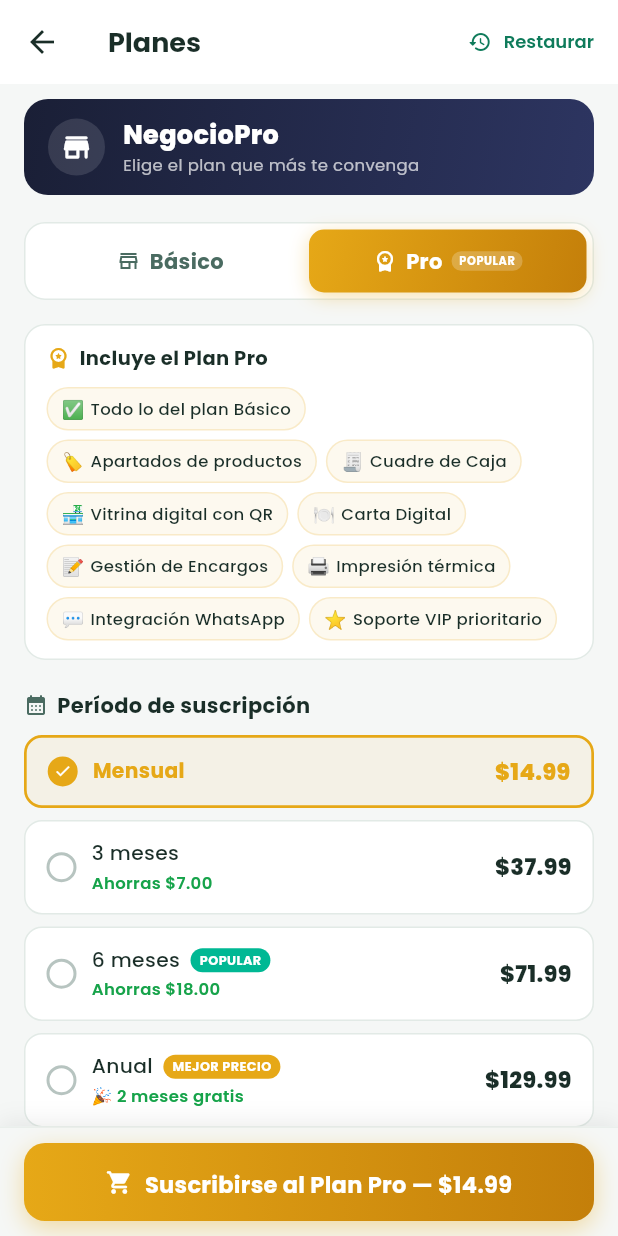
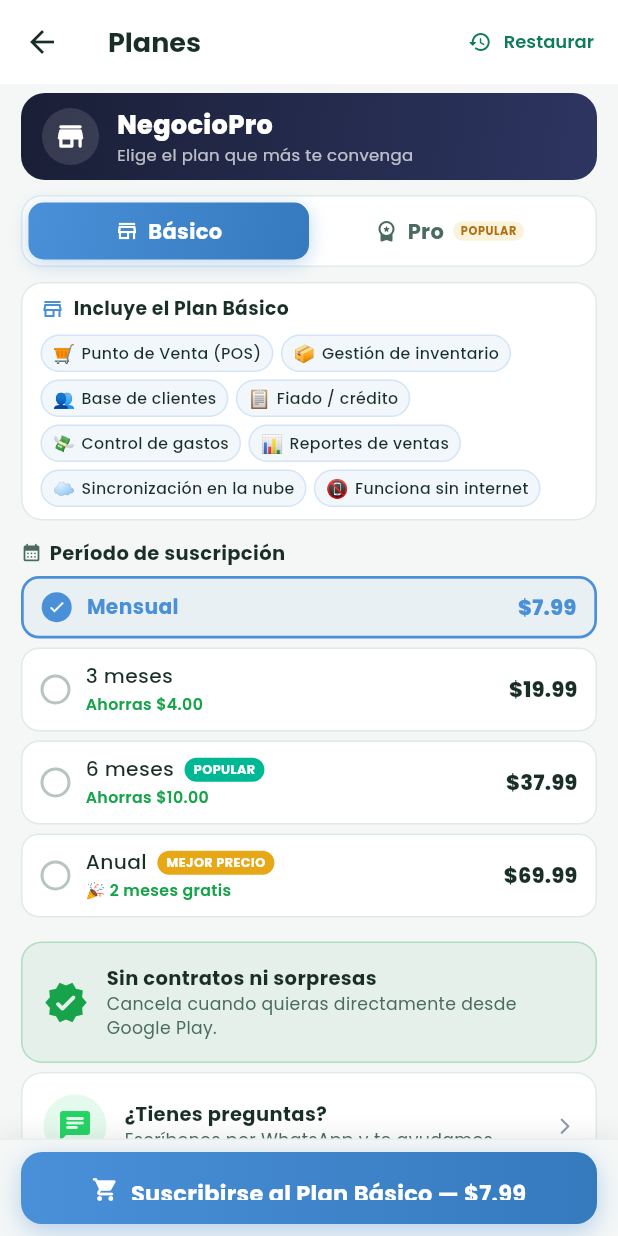
Before and after one commit to finanprojf/negociopro, a Flutter app: the SuscripcionScreen screen opened directly, on a phone screen of 412 x 824 dp. Run offline on Flutter 3.47's test engine with Material 3 defaults, Android fonts, the phone set to English and light mode, and no system bars; our stand-ins replace cached_network_image, connectivity_plus, fl_chart, flutter_local_notifications, google_fonts, image_cropper and 12 more; missing offline and left inert: in_app_update, mobile_scanner, print_bluetooth_thermal; accounts and stored records are empty.

Commit message:
fix: plan basico por defecto y pantalla mas compacta sin scroll
- Cambia _planIdx default de 1 (Pro) a 0 (Básico)
- Reduce padding general del scroll a EdgeInsets.fromLTRB(14,6,14,6)
- Reduce SizedBox entre secciones (18→10, 20→12, 16→10, 18→10)
- Chips de features más pequeños (padding 9x5 → 7x3, font 11→10.5)
- Filas de período más compactas (padding 14x12 → 12x9, margin 8→6)
- Header más compacto (vertical 12→9)
- Botón sticky más delgado (height 52→48, padding 10→8)

Co-Authored-By: Claude Sonnet 4.6 <noreply@anthropic.com>
Claude-Session: https://claude.ai/code/session_013RZ65A6Jgcrb4GA6Njbm71

```diff
--- a/lib/screens/suscripcion/suscripcion_screen.dart
+++ b/lib/screens/suscripcion/suscripcion_screen.dart
@@ -62,7 +62,7 @@ class SuscripcionScreen extends StatefulWidget {
 
 class _SuscripcionScreenState extends State<SuscripcionScreen> {
   int  _periodoIdx = 0;
-  int  _planIdx    = 1; // 0=Básico, 1=Pro
+  int  _planIdx    = 0; // 0=Básico, 1=Pro
   bool _cargando   = false;
   final _billing   = BillingService.instance;
 
@@ -263,41 +263,41 @@ class _SuscripcionScreenState extends State<SuscripcionScreen> {
     return Stack(children: [
       Column(children: [
         Expanded(child: SingleChildScrollView(
-          padding: const EdgeInsets.fromLTRB(16, 10, 16, 16),
+          padding: const EdgeInsets.fromLTRB(14, 6, 14, 6),
           child: Column(crossAxisAlignment: CrossAxisAlignment.start, children: [
             // Trial banner
             if (PlanService.enTrial) ...[
               _TrialBanner(dias: PlanService.diasTrial ?? 30),
-              const SizedBox(height: 10),
+              const SizedBox(height: 6),
             ],
 
             // Header branding
             _Header(),
-            const SizedBox(height: 18),
+            const SizedBox(height: 10),
 
             // ── Plan selector (Básico / Pro) ─────────────────────
             _PlanSelectorRow(
               planIdx: _planIdx,
               onSelect: (i) => setState(() => _planIdx = i),
             ),
-            const SizedBox(height: 16),
+            const SizedBox(height: 10),
 
             // ── Features del plan seleccionado ───────────────────
             _FeatureListCompacta(esPro: esPro),
-            const SizedBox(height: 20),
+            const SizedBox(height: 12),
 
             // ── Período de suscripción ───────────────────────────
             Row(children: [
               const Icon(Icons.calendar_month_rounded,
-                  size: 16, color: AppColors.textSecondary),
-              const SizedBox(width: 6),
+                  size: 14, color: AppColors.textSecondary),
+              const SizedBox(width: 5),
               Text('Período de suscripción',
                   style: GoogleFonts.poppins(
-                    fontWeight: FontWeight.w700, fontSize: 14,
+                    fontWeight: FontWeight.w700, fontSize: 13,
                     color: AppColors.textPrimary,
                   )),
             ]),
-            const SizedBox(height: 10),
+            const SizedBox(height: 6),
 
             // ── Lista radio con todos los períodos ───────────────
             _PeriodoRadioList(
@@ -308,20 +308,20 @@ class _SuscripcionScreenState extends State<SuscripcionScreen> {
               onSelect: (i) => setState(() => _periodoIdx = i),
             ),
 
-            const SizedBox(height: 18),
+            const SizedBox(height: 10),
             _GarantiaCard(),
             const SizedBox(height: 6),
             _SoporteCard(onTap: () => launchUrl(
               Uri.parse('https://wa.me/18093190140'),
               mode: LaunchMode.externalApplication,
             )),
-            const SizedBox(height: 4),
+            const SizedBox(height: 2),
           ]),
         )),
 
         // ── Botón sticky ─────────────────────────────────────────
         Container(
-          padding: EdgeInsets.fromLTRB(16, 10, 16, 10 + bottomPad),
+          padding: EdgeInsets.fromLTRB(14, 8, 14, 8 + bottomPad),
           decoration: BoxDecoration(
             color: AppColors.background,
             border: Border(
@@ -333,7 +333,7 @@ class _SuscripcionScreenState extends State<SuscripcionScreen> {
             )],
           ),
           child: SizedBox(
-            width: double.infinity, height: 52,
+            width: double.infinity, height: 48,
             child: DecoratedBox(
               decoration: BoxDecoration(
                 gradient: LinearGradient(
@@ -477,7 +477,7 @@ class _PlanSelectorRow extends StatelessWidget {
               child: AnimatedContainer(
                 duration: const Duration(milliseconds: 220),
                 curve: Curves.easeInOut,
-                padding: const EdgeInsets.symmetric(vertical: 11),
+                padding: const EdgeInsets.symmetric(vertical: 9),
                 decoration: BoxDecoration(
                   gradient: sel ? LinearGradient(
                     colors: [colorT, colorB],
@@ -559,7 +559,7 @@ class _FeatureListCompacta extends StatelessWidget {
     final features  = esPro ? _pro : _basico;
     final planName  = esPro ? 'Plan Pro' : 'Plan Básico';
     return Container(
-      padding: const EdgeInsets.fromLTRB(14, 12, 14, 12),
+      padding: const EdgeInsets.fromLTRB(12, 8, 12, 8),
       decoration: BoxDecoration(
         color: AppColors.surface,
         borderRadius: BorderRadius.circular(14),
@@ -572,15 +572,15 @@ class _FeatureListCompacta extends StatelessWidget {
           const SizedBox(width: 6),
           Text('Incluye el $planName',
               style: GoogleFonts.poppins(
-                fontWeight: FontWeight.w700, fontSize: 13,
+                fontWeight: FontWeight.w700, fontSize: 12.5,
                 color: AppColors.textPrimary,
               )),
         ]),
-        const SizedBox(height: 10),
+        const SizedBox(height: 8),
         Wrap(
-          spacing: 6, runSpacing: 6,
+          spacing: 5, runSpacing: 5,
           children: features.map((f) => Container(
-            padding: const EdgeInsets.symmetric(horizontal: 9, vertical: 5),
+            padding: const EdgeInsets.symmetric(horizontal: 7, vertical: 3),
             decoration: BoxDecoration(
               color: colorT.withOpacity(0.07),
               borderRadius: BorderRadius.circular(20),
@@ -590,7 +590,7 @@ class _FeatureListCompacta extends StatelessWidget {
               Text(f.$1, style: const TextStyle(fontSize: 12)),
               const SizedBox(width: 4),
               Text(f.$2, style: GoogleFonts.poppins(
-                  fontSize: 11, color: AppColors.textPrimary,
+                  fontSize: 10.5, color: AppColors.textPrimary,
                   fontWeight: FontWeight.w500)),
             ]),
           )).toList(),
@@ -637,8 +637,8 @@ class _PeriodoRadioList extends StatelessWidget {
           onTap: () => onSelect(i),
           child: AnimatedContainer(
             duration: const Duration(milliseconds: 180),
-            margin: const EdgeInsets.only(bottom: 8),
-            padding: const EdgeInsets.symmetric(horizontal: 14, vertical: 12),
+            margin: const EdgeInsets.only(bottom: 6),
+            padding: const EdgeInsets.symmetric(horizontal: 12, vertical: 9),
             decoration: BoxDecoration(
               color: sel ? colorT.withOpacity(0.07) : AppColors.surface,
               borderRadius: BorderRadius.circular(12),
@@ -694,7 +694,7 @@ class _PeriodoRadioList extends StatelessWidget {
                   if (ahorro != null) ...[
                     const SizedBox(height: 2),
                     Text(ahorro, style: GoogleFonts.poppins(
-                      fontSize: 11, color: AppColors.success,
+                      fontSize: 10.5, color: AppColors.success,
                       fontWeight: FontWeight.w600,
                     )),
                   ],
@@ -703,7 +703,7 @@ class _PeriodoRadioList extends StatelessWidget {
 
               // Precio
               Text(precio, style: GoogleFonts.poppins(
-                fontSize: 15, fontWeight: FontWeight.w800,
+                fontSize: 14, fontWeight: FontWeight.w800,
                 color: sel ? colorT : AppColors.textPrimary,
               )),
             ]),
@@ -1024,7 +1024,7 @@ class _Header extends StatelessWidget {
   @override
   Widget build(BuildContext context) => Container(
     width: double.infinity,
-    padding: const EdgeInsets.symmetric(vertical: 12, horizontal: 16),
+    padding: const EdgeInsets.symmetric(vertical: 9, horizontal: 14),
     decoration: BoxDecoration(
       gradient: const LinearGradient(
         colors: [Color(0xFF1A1F36), Color(0xFF2D3561)],
```
